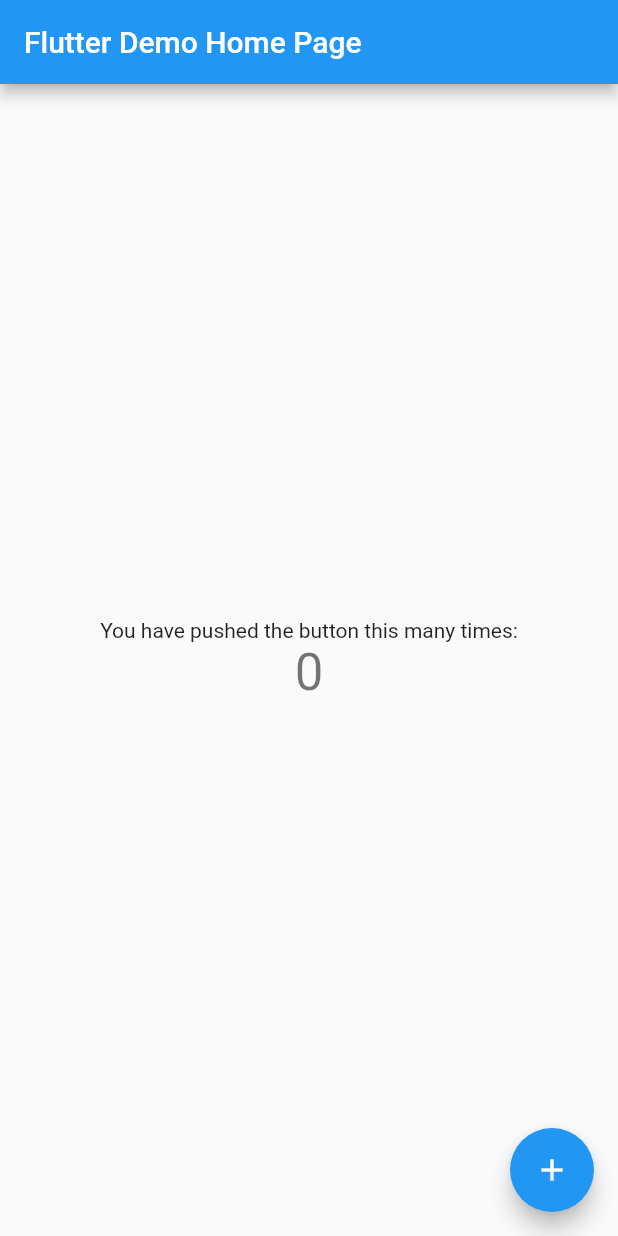
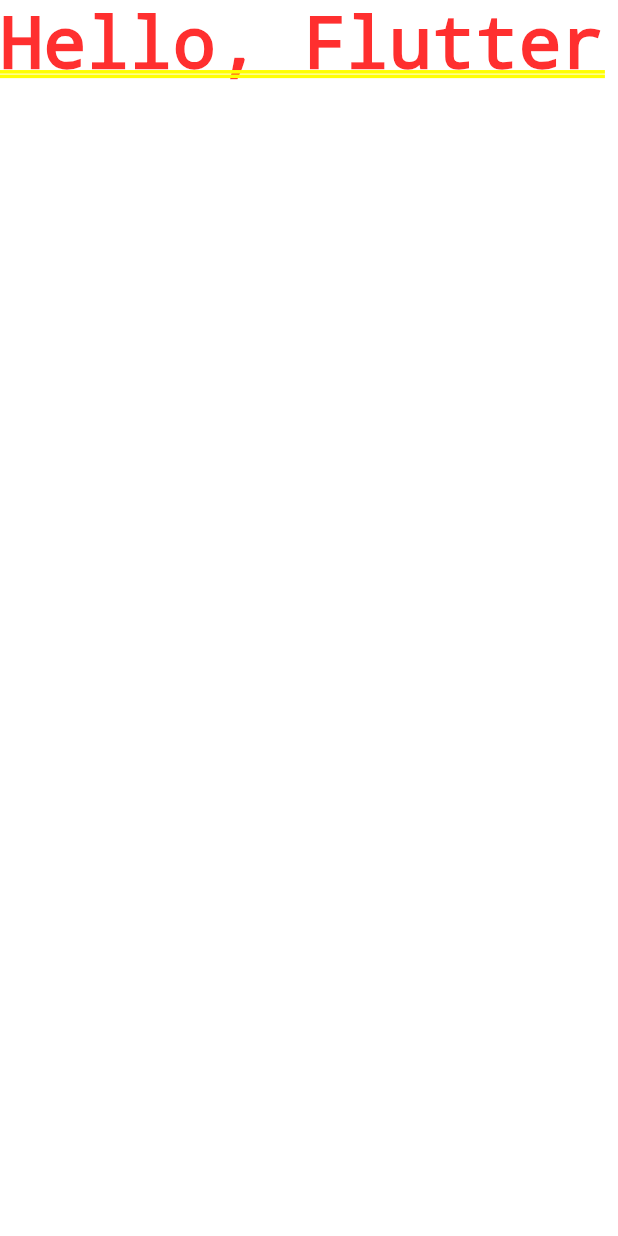
Before and after one commit to Zhark10/first_flutter_app, a Flutter app: the screen it shows after launch, on a phone screen of 412 x 824 dp. Run offline on Flutter 3.47's test engine with Material 2 defaults, Android fonts, the phone set to English and light mode, and no system bars.

Commit message:
entry point

```diff
--- a/lib/main.dart
+++ b/lib/main.dart
@@ -1,111 +1,9 @@
+import 'package:flutter/widgets.dart';
 import 'package:flutter/material.dart';
 
-void main() => runApp(MyApp());
-
-class MyApp extends StatelessWidget {
-  // This widget is the root of your application.
-  @override
-  Widget build(BuildContext context) {
-    return MaterialApp(
-      title: 'Flutter Demo',
-      theme: ThemeData(
-        // This is the theme of your application.
-        //
-        // Try running your application with "flutter run". You'll see the
-        // application has a blue toolbar. Then, without quitting the app, try
-        // changing the primarySwatch below to Colors.green and then invoke
-        // "hot reload" (press "r" in the console where you ran "flutter run",
-        // or simply save your changes to "hot reload" in a Flutter IDE).
-        // Notice that the counter didn't reset back to zero; the application
-        // is not restarted.
-        primarySwatch: Colors.blue,
-      ),
-      home: MyHomePage(title: 'Flutter Demo Home Page'),
-    );
-  }
+void main() {
+  runApp(new MaterialApp(
+    debugShowCheckedModeBanner: false,
+    home: new Text('Hello, Flutter'),
+  ));
 }
-
-class MyHomePage extends StatefulWidget {
-  MyHomePage({Key key, this.title}) : super(key: key);
-
-  // This widget is the home page of your application. It is stateful, meaning
-  // that it has a State object (defined below) that contains fields that affect
-  // how it looks.
-
-  // This class is the configuration for the state. It holds the values (in this
-  // case the title) provided by the parent (in this case the App widget) and
-  // used by the build method of the State. Fields in a Widget subclass are
-  // always marked "final".
-
-  final String title;
-
-  @override
-  _MyHomePageState createState() => _MyHomePageState();
-}
-
-class _MyHomePageState extends State<MyHomePage> {
-  int _counter = 0;
-
-  void _incrementCounter() {
-    setState(() {
-      // This call to setState tells the Flutter framework that something has
-      // changed in this State, which causes it to rerun the build method below
-      // so that the display can reflect the updated values. If we changed
-      // _counter without calling setState(), then the build method would not be
-      // called again, and so nothing would appear to happen.
-      _counter++;
-    });
-  }
-
-  @override
-  Widget build(BuildContext context) {
-    // This method is rerun every time setState is called, for instance as done
-    // by the _incrementCounter method above.
-    //
-    // The Flutter framework has been optimized to make rerunning build methods
-    // fast, so that you can just rebuild anything that needs updating rather
-    // than having to individually change instances of widgets.
-    return Scaffold(
-      appBar: AppBar(
-        // Here we take the value from the MyHomePage object that was created by
-        // the App.build method, and use it to set our appbar title.
-        title: Text(widget.title),
-      ),
-      body: Center(
-        // Center is a layout widget. It takes a single child and positions it
-        // in the middle of the parent.
-        child: Column(
-          // Column is also a layout widget. It takes a list of children and
-          // arranges them vertically. By default, it sizes itself to fit its
-          // children horizontally, and tries to be as tall as its parent.
-          //
-          // Invoke "debug painting" (press "p" in the console, choose the
-          // "Toggle Debug Paint" action from the Flutter Inspector in Android
-          // Studio, or the "Toggle Debug Paint" command in Visual Studio Code)
-          // to see the wireframe for each widget.
-          //
-          // Column has various properties to control how it sizes itself and
-          // how it positions its children. Here we use mainAxisAlignment to
-          // center the children vertically; the main axis here is the vertical
-          // axis because Columns are vertical (the cross axis would be
-          // horizontal).
-          mainAxisAlignment: MainAxisAlignment.center,
-          children: <Widget>[
-            Text(
-              'You have pushed the button this many times:',
-            ),
-            Text(
-              '$_counter',
-              style: Theme.of(context).textTheme.display1,
-            ),
-          ],
-        ),
-      ),
-      floatingActionButton: FloatingActionButton(
-        onPressed: _incrementCounter,
-        tooltip: 'Increment',
-        child: Icon(Icons.add),
-      ), // This trailing comma makes auto-formatting nicer for build methods.
-    );
-  }
-}
```
Also changed, not shown: pubspec.lock, 1 other file.
